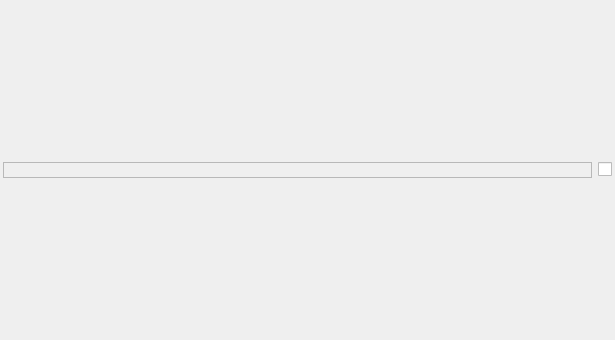
This is rqt_dr_single/resource/dr_single.ui in lucasw/dynamic_reconfigure_tools as Qt 5 draws it before an edit. The edited form follows.
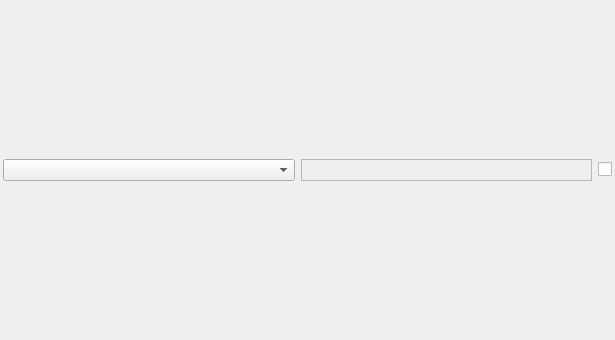
This is the edited form.

Commit message: Now have combox box with list of servers, but doesn't do anything

The edit to the form file:
```diff
--- a/rqt_dr_single/resource/dr_single.ui
+++ b/rqt_dr_single/resource/dr_single.ui
@@ -28,6 +28,9 @@
    </property>
    <item>
     <layout class="QHBoxLayout" name="header">
+     <item>
+      <widget class="QComboBox" name="server_combobox"/>
+     </item>
      <item>
       <widget class="QLabel" name="server_label">
        <property name="frameShape">
```
The commit also changes 1 other file.
